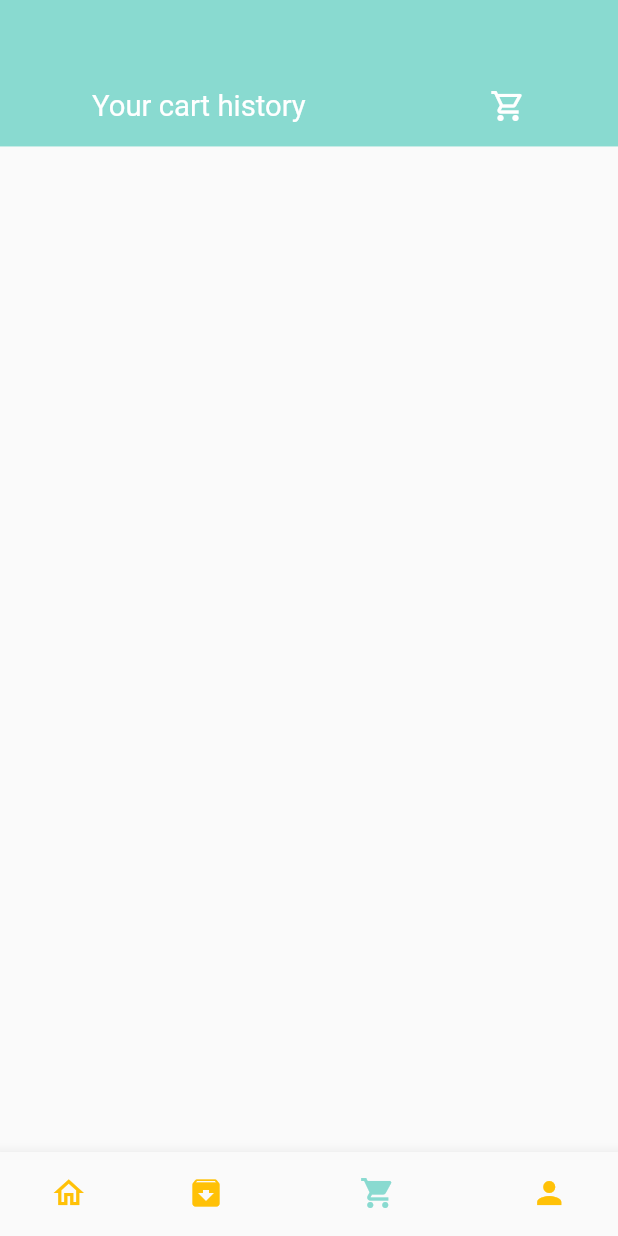
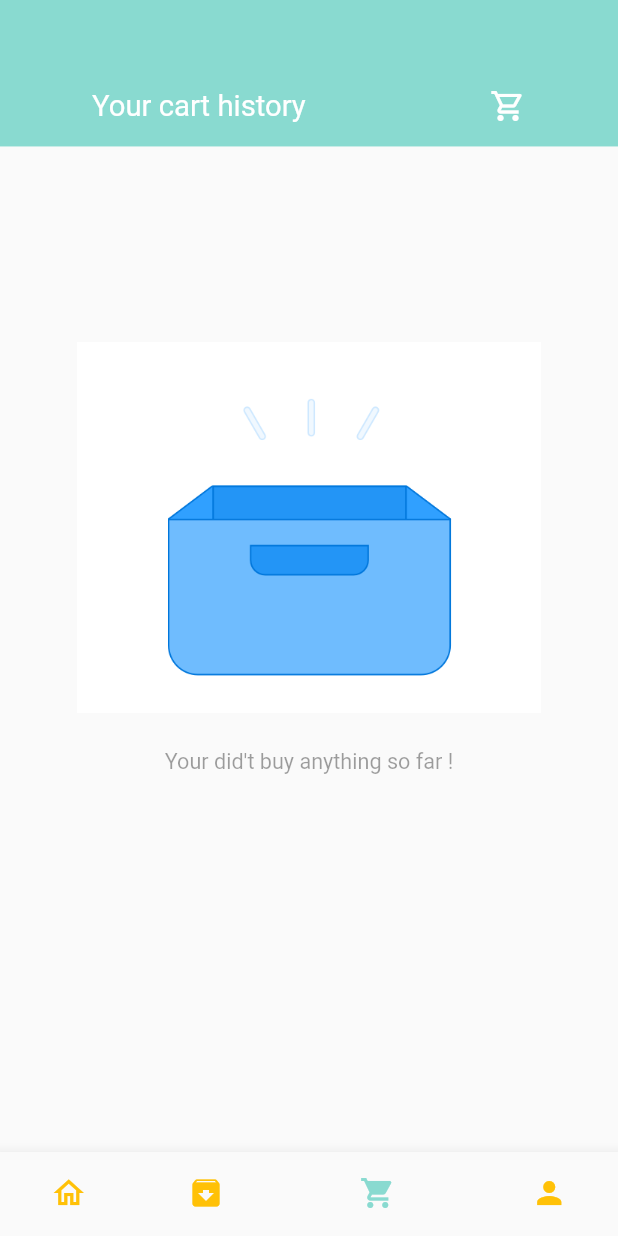
Before and after one commit to JuliaKliuchuk/flutter_ecommerce_app, a Flutter app: the screen it shows after launch, item 3 of the bottom bar chosen, on a phone screen of 412 x 824 dp. Run offline on Flutter 3.47's test engine with Material 2 defaults, Android fonts, the light colour scheme and no system bars; our stand-ins replace dots_indicator, get, shared_preferences; network calls fail.

Commit message:
added check for order list history;

```diff
--- a/lib/pages/cart/cart_history.dart
+++ b/lib/pages/cart/cart_history.dart
@@ -1,6 +1,7 @@
 import 'dart:convert';
 
 import 'package:flutter/material.dart';
+import 'package:flutter_ecommerce_app/base/no_data_page.dart';
 import 'package:flutter_ecommerce_app/controllers/cart_controller.dart';
 import 'package:flutter_ecommerce_app/models/cart_model.dart';
 import 'package:flutter_ecommerce_app/routes/route_helper.dart';
@@ -43,9 +44,23 @@ class CartHistory extends StatelessWidget {
 
     var listCounter = 0;
 
+    Widget timeWidget(int index) {
+      var outputDate = DateTime.now().toString();
+
+      if (index < getCartHistoryList.length) {
+        DateTime parseDate = DateFormat('yyy-MM-dd HH:mm:ss')
+            .parse(getCartHistoryList[listCounter].time!);
+        var dateFormat = DateFormat('MM/dd/yyyy hh:mm a');
+        outputDate = dateFormat.format(parseDate);
+      }
+
+      return BigText(text: outputDate);
+    }
+
     return Scaffold(
       body: Column(
         children: [
+          // header
           Container(
             color: AppColors.mainColor,
             width: double.maxFinite,
@@ -64,7 +79,10 @@ class CartHistory extends StatelessWidget {
                   )
                 ]),
           ),
-          Expanded(
+          // body
+          GetBuilder<CartController>(builder: (cartController) {
+            return cartController.getCartHistoryList().isNotEmpty
+                ? Expanded(
                     child: Container(
                         margin: EdgeInsets.only(
                           top: Dimensions.height20,
@@ -79,19 +97,13 @@ class CartHistory extends StatelessWidget {
                               for (int i = 0; i < itemsPerOrder.length; i++)
                                 Container(
                                   height: Dimensions.height30 * 4,
-                          margin: EdgeInsets.only(bottom: Dimensions.height20),
+                                  margin: EdgeInsets.only(
+                                      bottom: Dimensions.height20),
                                   child: Column(
-                            crossAxisAlignment: CrossAxisAlignment.start,
+                                    crossAxisAlignment:
+                                        CrossAxisAlignment.start,
                                     children: [
-                              (() {
-                                DateTime parseDate =
-                                    DateFormat('yyy-MM-dd HH:mm:ss').parse(
-                                        getCartHistoryList[listCounter].time!);
-                                var dateFormat =
-                                    DateFormat('MM/dd/yyyy hh:mm a');
-                                var outputDate = dateFormat.format(parseDate);
-                                return BigText(text: outputDate);
-                              }()),
+                                      timeWidget(listCounter),
                                       SizedBox(height: Dimensions.height10),
                                       Row(
                                         mainAxisAlignment:
@@ -99,8 +111,8 @@ class CartHistory extends StatelessWidget {
                                         children: [
                                           Wrap(
                                               direction: Axis.horizontal,
-                                      children: List.generate(itemsPerOrder[i],
-                                          (index) {
+                                              children: List.generate(
+                                                  itemsPerOrder[i], (index) {
                                                 if (listCounter <
                                                     getCartHistoryList.length) {
                                                   listCounter++;
@@ -109,10 +121,15 @@ class CartHistory extends StatelessWidget {
                                                 return index <= 2
                                                     ? Container(
                                                         margin: EdgeInsets.only(
-                                                    right:
-                                                        Dimensions.width10 / 2),
-                                                height: Dimensions.height20 * 4,
-                                                width: Dimensions.width20 * 4,
+                                                            right: Dimensions
+                                                                    .width10 /
+                                                                2),
+                                                        height: Dimensions
+                                                                .height20 *
+                                                            4,
+                                                        width:
+                                                            Dimensions.width20 *
+                                                                4,
                                                         decoration: BoxDecoration(
                                                             borderRadius:
                                                                 BorderRadius.circular(
@@ -120,7 +137,8 @@ class CartHistory extends StatelessWidget {
                                                                             .radius15 /
                                                                         2),
                                                             image: DecorationImage(
-                                                        fit: BoxFit.cover,
+                                                                fit: BoxFit
+                                                                    .cover,
                                                                 image: NetworkImage(AppConstans
                                                                         .BASE_URL +
                                                                     AppConstans
@@ -153,14 +171,19 @@ class CartHistory extends StatelessWidget {
                                                   onTap: () {
                                                     var orderTime =
                                                         cartOrderTimeToList();
-                                            Map<int, CartModel> moreOrder = {};
+                                                    Map<int, CartModel>
+                                                        moreOrder = {};
                                                     for (var j = 0;
-                                                j < getCartHistoryList.length;
+                                                        j <
+                                                            getCartHistoryList
+                                                                .length;
                                                         j++) {
-                                              if (getCartHistoryList[j].time ==
+                                                      if (getCartHistoryList[j]
+                                                              .time ==
                                                           orderTime[i]) {
                                                         moreOrder.putIfAbsent(
-                                                    getCartHistoryList[j].id!,
+                                                            getCartHistoryList[j]
+                                                                .id!,
                                                             () => CartModel.fromJson(
                                                                 jsonDecode(jsonEncode(
                                                                     getCartHistoryList[
@@ -171,25 +194,32 @@ class CartHistory extends StatelessWidget {
                                                         .setItems = moreOrder;
                                                     Get.find<CartController>()
                                                         .addToCartList();
-                                            Get.toNamed(
-                                                RouteHelper.getCartPage());
+                                                    Get.toNamed(RouteHelper
+                                                        .getCartPage());
                                                   },
                                                   child: Container(
-                                            padding: EdgeInsets.symmetric(
-                                                horizontal: Dimensions.width10,
-                                                vertical:
-                                                    Dimensions.height10 / 2),
+                                                    padding:
+                                                        EdgeInsets.symmetric(
+                                                            horizontal:
+                                                                Dimensions
+                                                                    .width10,
+                                                            vertical: Dimensions
+                                                                    .height10 /
+                                                                2),
                                                     decoration: BoxDecoration(
-                                              borderRadius:
-                                                  BorderRadius.circular(
-                                                      Dimensions.radius15 / 2),
+                                                      borderRadius: BorderRadius
+                                                          .circular(Dimensions
+                                                                  .radius15 /
+                                                              2),
                                                       border: Border.all(
-                                                  color: AppColors.mainColor,
+                                                          color: AppColors
+                                                              .mainColor,
                                                           width: 1),
                                                     ),
                                                     child: const SmallText(
                                                       text: 'one more',
-                                              color: AppColors.mainColor,
+                                                      color:
+                                                          AppColors.mainColor,
                                                     ),
                                                   ),
                                                 ),
@@ -205,6 +235,16 @@ class CartHistory extends StatelessWidget {
                           ),
                         )),
                   )
+                : SizedBox(
+                    height: MediaQuery.of(context).size.height / 1.5,
+                    child: const Center(
+                      child: NoDataPage(
+                        text: 'Your did\'t buy anything so far !',
+                        imgPath: 'assets/image/empty_box.png',
+                      ),
+                    ),
+                  );
+          })
         ],
       ),
     );
--- a/lib/pages/cart/cart_page.dart
+++ b/lib/pages/cart/cart_page.dart
@@ -31,7 +31,7 @@ class CartPage extends StatelessWidget {
               children: [
                 GestureDetector(
                   onTap: () {
-                    Get.back();
+                    // Get.back();
                   },
                   child: AppIcon(
                     icon: Icons.arrow_back_ios,
--- a/lib/pages/home/home_page.dart
+++ b/lib/pages/home/home_page.dart
@@ -16,13 +16,9 @@ class _HomePageState extends State<HomePage> {
 
   List pages = [
     const MainFoodPage(),
-    Container(
-      child: const Center(child: Text('history')),
-    ),
+    const Center(child: Text('history')),
     const CartHistory(),
-    Container(
-      child: const Center(child: Text('profile')),
-    ),
+    const Center(child: Text('profile')),
   ];
 
   void onTapNav(int index) {
```
Also changed, not shown: assets/image/empty_box.png (added). Lines whose indentation alone changed are shown as unchanged.
